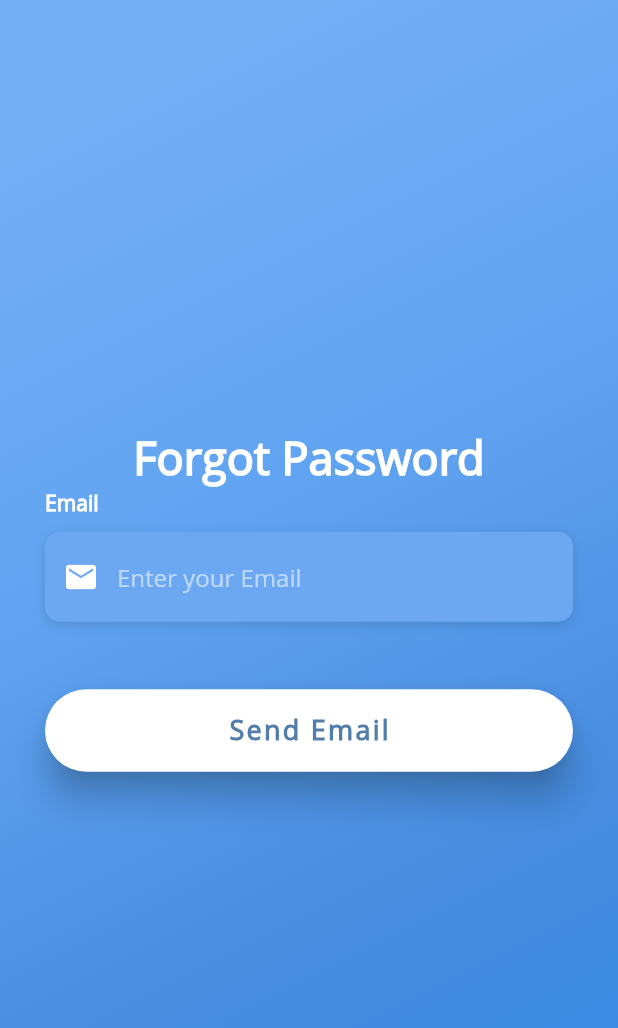
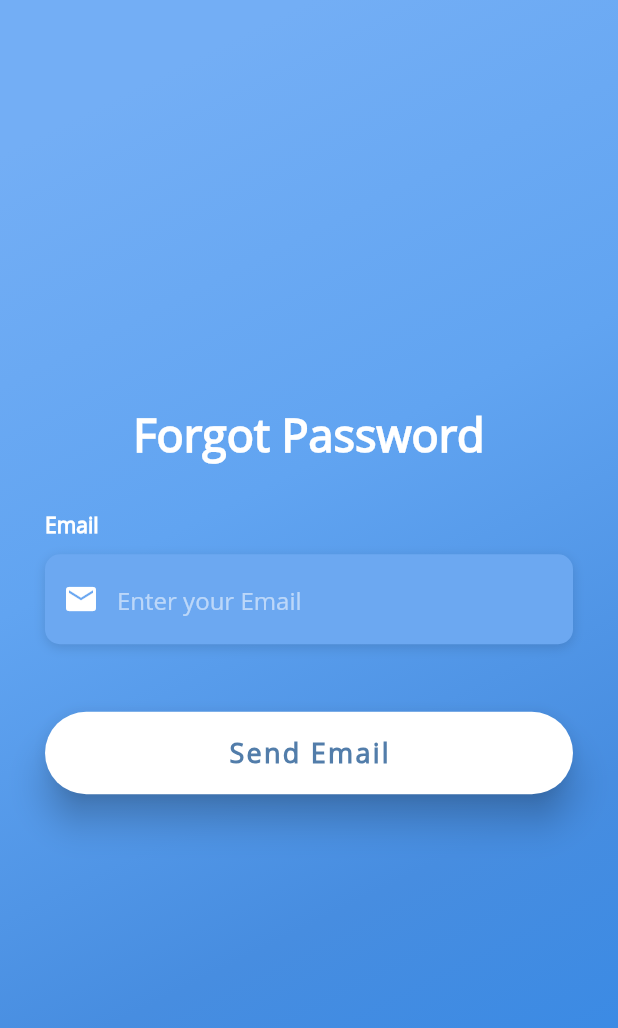
Before and after one commit to Zorawar920/sas_application, a Flutter app: the ForgotPassword screen opened directly, on a phone screen of 412 x 824 dp. Shown: the top 1028 px of the screen. Run offline on Flutter 3.47's test engine with Material 2 defaults, Android fonts, the light colour scheme and no system bars; our stand-ins replace firebase_auth, firebase_core, google_sign_in, simple_animations; accounts and stored records are empty.

Commit message:
CP8117P11-9

```diff
--- a/lib/Login.dart
+++ b/lib/Login.dart
@@ -6,7 +6,7 @@ import 'package:sas_application/Uniformity/VarGradient.dart';
 import 'package:sas_application/user_status.dart';
 import './Uniformity/VarGradient.dart';
 import './Uniformity/style.dart';
-import 'ForgotPassword.dart';
+import 'screens/forgot_password.dart';
 import 'Uniformity/Widgets.dart';
 import 'package:sas_application/firebase_services/auth.dart';
 
--- a/lib/ForgotPassword.dart
+++ b/lib/screens/forgot_password.dart
@@ -1,8 +1,9 @@
 import 'package:flutter/material.dart';
 import 'package:flutter/services.dart';
-import './Uniformity/VarGradient.dart';
-import 'Uniformity/style.dart';
-import 'firebase_services/auth.dart';
+import 'package:flutter/widgets.dart';
+import '../Uniformity/VarGradient.dart';
+import '../Uniformity/style.dart';
+import '../firebase_services/auth.dart';
 
 class ForgotPage extends StatelessWidget {
   const ForgotPage({Key? key}) : super(key: key);
@@ -44,7 +45,7 @@ class ForgotPasswordState extends State<ForgotPassword> {
     }
   }
 
-  Widget SignUpBtn() {
+  Widget signUpBtn() {
     return Container(
       padding: EdgeInsets.symmetric(vertical: 25.0),
       width: double.infinity,
@@ -135,9 +136,10 @@ class ForgotPasswordState extends State<ForgotPassword> {
                           fontWeight: FontWeight.bold,
                         ),
                       ),
+                      SizedBox(height: 30.0),
                       buildEmailLoginSignup(),
                       SizedBox(height: 20),
-                      SignUpBtn(),
+                      signUpBtn(),
                     ],
                   ),
                 ),
```
